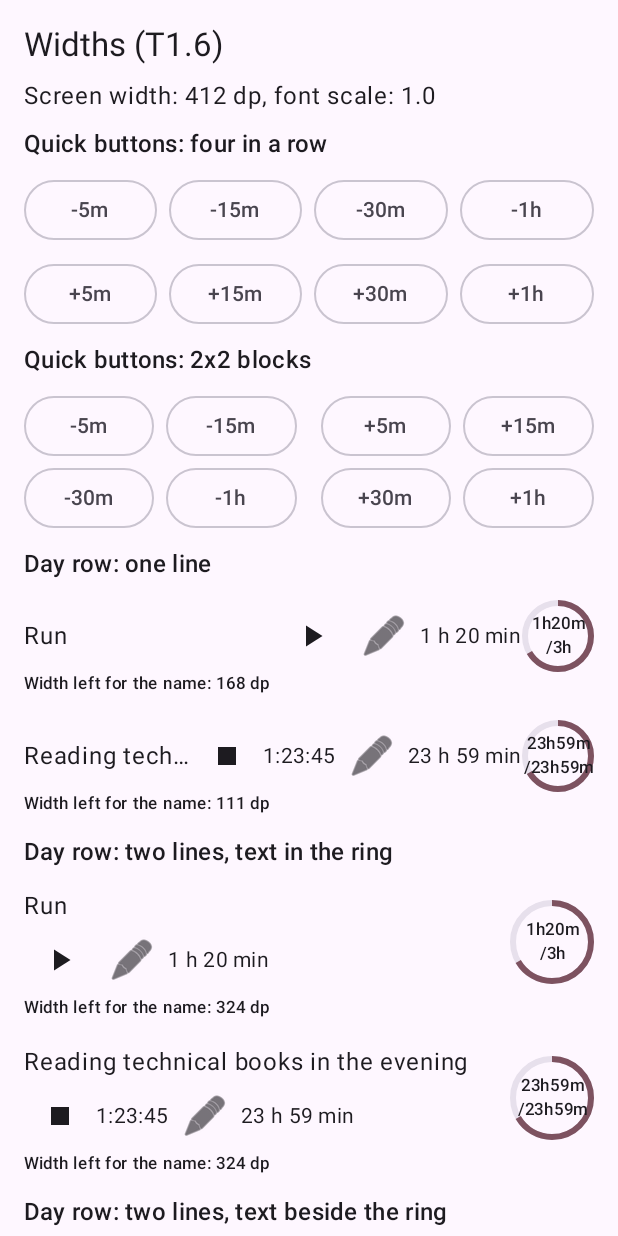
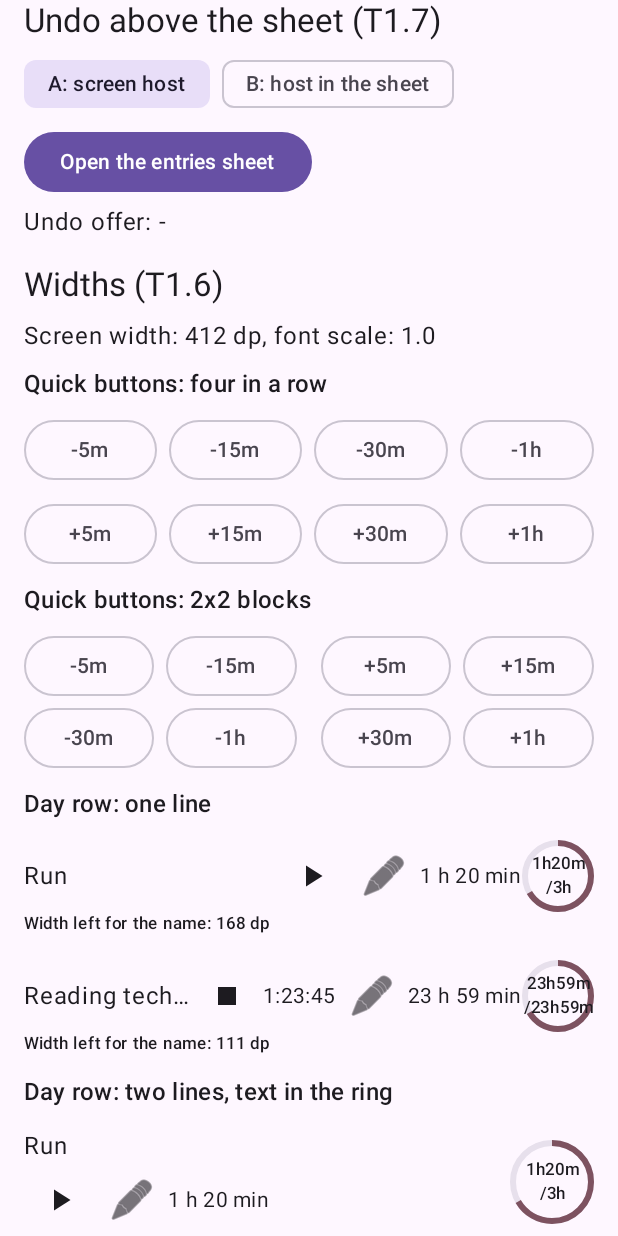
Before and after one commit to Qbisiek/habbit-tracker, an Android app built with Jetpack Compose: the SpikeActivity screen opened directly, with no data from a screen before it, on a phone screen of 412 x 824 dp. Run offline under Robolectric (Android 15) with nearby library versions, the phone set to English and light mode, and no system bars.

Commit message:
feat: T1.7 - Spike: the Undo snackbar above an open `ModalBottomSheet`
Co-Authored-By: Claude Opus 5.5 <noreply@anthropic.com>

```diff
--- a/android/app/src/main/kotlin/kubisp/habittracker/spike/SpikeActivity.kt
+++ b/android/app/src/main/kotlin/kubisp/habittracker/spike/SpikeActivity.kt
@@ -49,6 +49,7 @@ class SpikeActivity : ComponentActivity() {
         setContent {
             MaterialTheme {
                 Surface(modifier = Modifier.fillMaxSize()) {
+                    UndoSpikeScaffold {
                         SpikeScreen(
                             languageState = languageState,
                             activeState = activeState,
@@ -56,6 +57,7 @@ class SpikeActivity : ComponentActivity() {
                             onShowNotification = ::showNotification,
                             onActiveAction = ::handleActiveAction
                         )
+                    }
                 }
             }
         }
--- /dev/null
+++ b/android/app/src/main/kotlin/kubisp/habittracker/spike/SpikeUndoSnackbar.kt
@@ -0,0 +1,164 @@
+package kubisp.habittracker.spike
+
+import androidx.compose.foundation.layout.Arrangement
+import androidx.compose.foundation.layout.Column
+import androidx.compose.foundation.layout.PaddingValues
+import androidx.compose.foundation.layout.Row
+import androidx.compose.foundation.layout.WindowInsets
+import androidx.compose.foundation.layout.fillMaxWidth
+import androidx.compose.foundation.layout.padding
+import androidx.compose.foundation.layout.safeDrawingPadding
+import androidx.compose.material3.Button
+import androidx.compose.material3.ExperimentalMaterial3Api
+import androidx.compose.material3.FilterChip
+import androidx.compose.material3.Icon
+import androidx.compose.material3.IconButton
+import androidx.compose.material3.MaterialTheme
+import androidx.compose.material3.ModalBottomSheet
+import androidx.compose.material3.Scaffold
+import androidx.compose.material3.SnackbarDuration
+import androidx.compose.material3.SnackbarHost
+import androidx.compose.material3.SnackbarHostState
+import androidx.compose.material3.SnackbarResult
+import androidx.compose.material3.Text
+import androidx.compose.runtime.Composable
+import androidx.compose.runtime.LaunchedEffect
+import androidx.compose.runtime.getValue
+import androidx.compose.runtime.mutableStateOf
+import androidx.compose.runtime.remember
+import androidx.compose.runtime.setValue
+import androidx.compose.ui.Alignment
+import androidx.compose.ui.Modifier
+import androidx.compose.ui.res.painterResource
+import androidx.compose.ui.res.stringResource
+import androidx.compose.ui.unit.dp
+import kubisp.habittracker.R
+
+/**
+ * T1.7 (docs/UX.md section 8 item 4): is the Undo snackbar of the screen shown above an open ModalBottomSheet?
+ * The offer stands in for the Domain undo stream (docs/DESIGN.md section 5.7): the snackbar is shown exactly while it
+ * exists. Variant A has only the screen host (the App shell); variant B adds a host inside the sheet.
+ */
+@Composable
+fun UndoSpikeScaffold(content: @Composable () -> Unit) {
+    var state by remember { mutableStateOf(UndoState()) }
+    val screenHost = remember { SnackbarHostState() }
+    val sheetHost = remember { SnackbarHostState() }
+    val activeHost = if (state.variant == UndoVariant.SheetHost && state.isSheetOpen) sheetHost else screenHost
+    UndoSnackbarEffect(
+        offer = state.offer,
+        host = activeHost,
+        onUndo = { state = state.undo() },
+        onDismiss = { state = state.copy(offer = null) }
+    )
+    Scaffold(snackbarHost = { SnackbarHost(screenHost) }, contentWindowInsets = WindowInsets(0)) { padding ->
+        Column(modifier = Modifier.padding(padding)) {
+            UndoSection(state = state, onChange = { state = it })
+            content()
+        }
+    }
+    if (state.isSheetOpen) {
+        EntriesSheet(state = state, sheetHost = sheetHost, onChange = { state = it })
+    }
+}
+
+private enum class UndoVariant { ScreenHost, SheetHost }
+
+private data class DeletedEntry(val entry: String, val index: Int)
+
+private data class UndoState(
+    val entries: List<String> = SAMPLE_ENTRIES,
+    val offer: DeletedEntry? = null,
+    val isSheetOpen: Boolean = false,
+    val variant: UndoVariant = UndoVariant.ScreenHost
+) {
+    // A new deletion replaces the previous offer (docs/UX.md section 4).
+    fun delete(entry: String): UndoState =
+        copy(entries = entries - entry, offer = DeletedEntry(entry, entries.indexOf(entry)))
+
+    fun undo(): UndoState {
+        val deleted = offer ?: return this
+        val restored = entries.toMutableList().apply { add(deleted.index.coerceAtMost(size), deleted.entry) }
+        return copy(entries = restored, offer = null)
+    }
+}
+
+// Cancelling the effect (no offer, or another host) hides the snackbar, so it never outlives the offer.
+@Composable
+private fun UndoSnackbarEffect(
+    offer: DeletedEntry?,
+    host: SnackbarHostState,
+    onUndo: () -> Unit,
+    onDismiss: () -> Unit
+) {
+    val message = stringResource(R.string.spike_undo_deleted)
+    val action = stringResource(R.string.spike_undo_action)
+    LaunchedEffect(offer, host) {
+        if (offer == null) return@LaunchedEffect
+        val result =
+            host.showSnackbar(
+                message = message,
+                actionLabel = action,
+                withDismissAction = true,
+                duration = SnackbarDuration.Indefinite
+            )
+        when (result) {
+            SnackbarResult.ActionPerformed -> onUndo()
+            SnackbarResult.Dismissed -> onDismiss()
+        }
+    }
+}
+
+@Composable
+private fun UndoSection(state: UndoState, onChange: (UndoState) -> Unit) {
+    Column(
+        modifier = Modifier.safeDrawingPadding().padding(horizontal = 16.dp),
+        verticalArrangement = Arrangement.spacedBy(4.dp)
+    ) {
+        Text(text = stringResource(R.string.spike_undo_title), style = MaterialTheme.typography.titleLarge)
+        Row(horizontalArrangement = Arrangement.spacedBy(8.dp)) {
+            VariantChip(state, UndoVariant.ScreenHost, R.string.spike_undo_variant_screen, onChange)
+            VariantChip(state, UndoVariant.SheetHost, R.string.spike_undo_variant_sheet, onChange)
+        }
+        Button(onClick = { onChange(state.copy(isSheetOpen = true)) }) {
+            Text(stringResource(R.string.spike_undo_open_sheet))
+        }
+        Text(stringResource(R.string.spike_undo_offer, state.offer?.entry ?: "-"))
+    }
+}
+
+@Composable
+private fun VariantChip(state: UndoState, variant: UndoVariant, label: Int, onChange: (UndoState) -> Unit) {
+    FilterChip(
+        selected = state.variant == variant,
+        onClick = { onChange(state.copy(variant = variant)) },
+        label = { Text(stringResource(label)) }
+    )
+}
+
+@OptIn(ExperimentalMaterial3Api::class)
+@Composable
+private fun EntriesSheet(state: UndoState, sheetHost: SnackbarHostState, onChange: (UndoState) -> Unit) {
+    ModalBottomSheet(onDismissRequest = { onChange(state.copy(isSheetOpen = false)) }) {
+        Column(modifier = Modifier.padding(PaddingValues(horizontal = 16.dp, vertical = 8.dp))) {
+            Text(text = stringResource(R.string.spike_undo_sheet_title), style = MaterialTheme.typography.titleMedium)
+            state.entries.forEach { entry -> EntryRow(entry) { onChange(state.delete(entry)) } }
+            if (state.variant == UndoVariant.SheetHost) SnackbarHost(sheetHost)
+        }
+    }
+}
+
+@Composable
+private fun EntryRow(entry: String, onDelete: () -> Unit) {
+    Row(modifier = Modifier.fillMaxWidth(), verticalAlignment = Alignment.CenterVertically) {
+        Text(text = entry, modifier = Modifier.weight(1f))
+        IconButton(onClick = onDelete) {
+            Icon(
+                painter = painterResource(android.R.drawable.ic_menu_delete),
+                contentDescription = stringResource(R.string.spike_undo_delete)
+            )
+        }
+    }
+}
+
+private val SAMPLE_ENTRIES = listOf("07:10 - 07:40", "12:00 - 12:25", "18:30 - 19:45", "21:00 - 21:20")
--- a/android/app/src/main/res/values/strings.xml
+++ b/android/app/src/main/res/values/strings.xml
@@ -42,4 +42,13 @@
     <string name="spike_widths_start_timer">Start the timer</string>
     <string name="spike_widths_row_indicator_top">Day row: two lines, indicator in the first line</string>
     <string name="spike_widths_row_bar">Day row: two lines, progress bar in the first line</string>
+    <string name="spike_undo_title">Undo above the sheet (T1.7)</string>
+    <string name="spike_undo_variant_screen">A: screen host</string>
+    <string name="spike_undo_variant_sheet">B: host in the sheet</string>
+    <string name="spike_undo_open_sheet">Open the entries sheet</string>
+    <string name="spike_undo_offer">Undo offer: %1$s</string>
+    <string name="spike_undo_sheet_title">Entries</string>
+    <string name="spike_undo_delete">Delete the entry</string>
+    <string name="spike_undo_deleted">Entry deleted</string>
+    <string name="spike_undo_action">Undo</string>
 </resources>
```
Also changed, not shown: 2 other files. Lines whose indentation alone changed are shown as unchanged.
